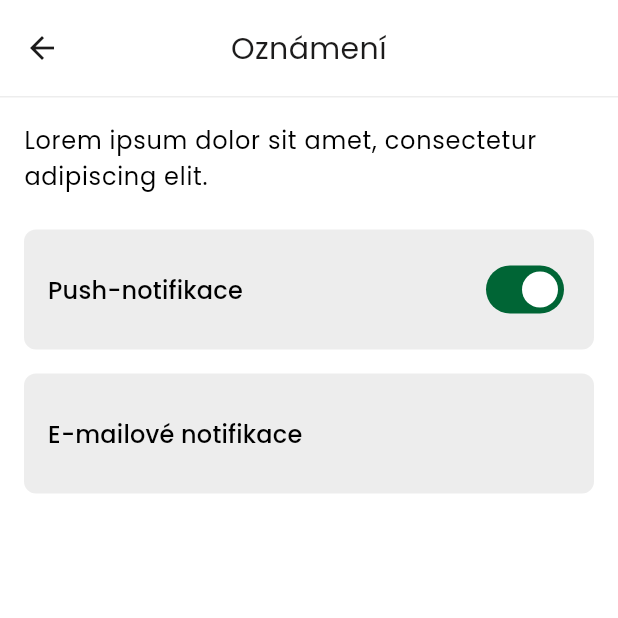
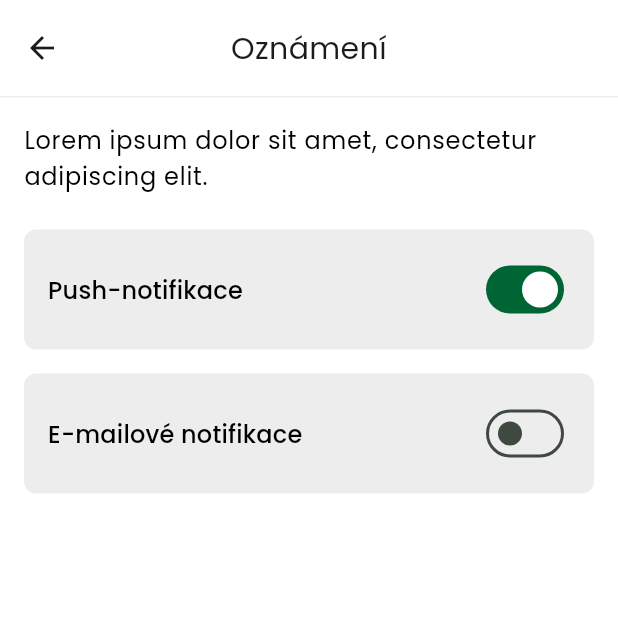
Before and after one commit to martintellinger/eqqu, a Flutter app: the NotificationsScreen screen opened directly, on a phone screen of 412 x 824 dp, the top half of it. Run offline on Flutter 3.47's test engine with Material 3 defaults, Android fonts, the phone set to English and light mode, and no system bars; our stand-ins replace flutter_svg.

Commit message:
Fix switch disappearing when toggled off - add inactive state styling
The Switch widget had no inactive colors set, causing it to blend
with the background when turned off. Added inactiveThumbColor,
inactiveTrackColor, and trackOutlineColor matching the Figma design
(gray outlined track with darker thumb when off).

https://claude.ai/code/session_012waFykv5wBbLFNTaJFeXrN

```diff
--- a/lib/screens/mimo_staj_screen.dart
+++ b/lib/screens/mimo_staj_screen.dart
@@ -81,6 +81,12 @@ class _MimoStajScreenState extends State<MimoStajScreen> {
                           },
                           activeColor: Colors.white,
                           activeTrackColor: cs.primary,
+                          inactiveThumbColor: cs.onSurfaceVariant,
+                          inactiveTrackColor: cs.surfaceContainerHighest,
+                          trackOutlineColor: WidgetStateProperty.resolveWith((states) {
+                            if (states.contains(WidgetState.selected)) return Colors.transparent;
+                            return cs.onSurfaceVariant;
+                          }),
                         ),
                       ],
                     ),
--- a/lib/screens/notifications_screen.dart
+++ b/lib/screens/notifications_screen.dart
@@ -112,6 +112,12 @@ class _NotificationsScreenState extends State<NotificationsScreen> {
             onChanged: onChanged,
             activeColor: Colors.white,
             activeTrackColor: cs.primary,
+            inactiveThumbColor: cs.onSurfaceVariant,
+            inactiveTrackColor: cs.surfaceContainerHighest,
+            trackOutlineColor: WidgetStateProperty.resolveWith((states) {
+              if (states.contains(WidgetState.selected)) return Colors.transparent;
+              return cs.onSurfaceVariant;
+            }),
           ),
         ],
       ),
```
